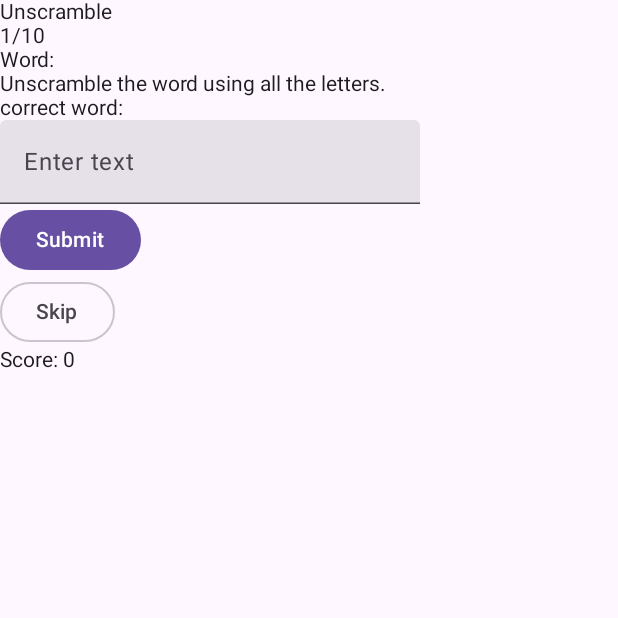
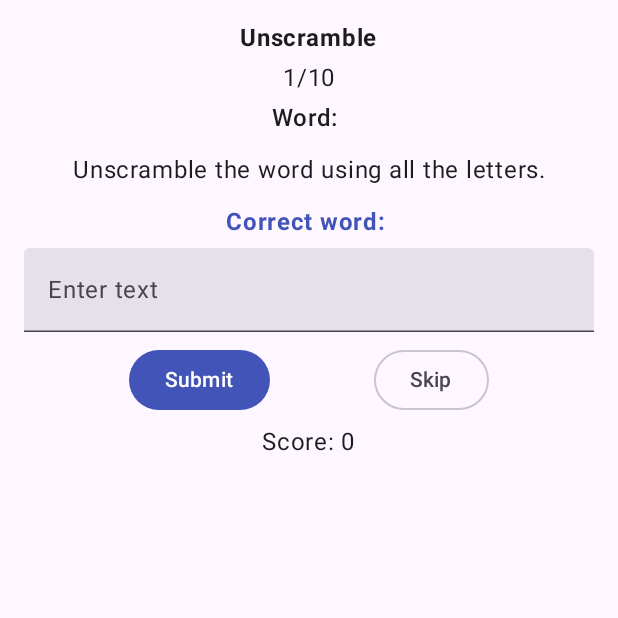
Before and after one commit to gabrielbarth/Unscramble, an Android app built with Jetpack Compose: the composable GameScreen shown on its own in the app's theme, on a phone screen of 412 x 824 dp, the top half of it. Run offline under Robolectric (Android 15) with nearby library versions, the phone set to English and light mode, and no system bars; 7 statements that could not run were skipped.

Commit message:
feat: add styles

```diff
--- a/app/src/main/java/com/example/unscramble/ui/theme/game/GameScreen.kt
+++ b/app/src/main/java/com/example/unscramble/ui/theme/game/GameScreen.kt
@@ -1,37 +1,72 @@
 package com.example.unscramble.ui.theme.game
 
+import androidx.compose.foundation.layout.Arrangement
 import androidx.compose.foundation.layout.Column
+import androidx.compose.foundation.layout.Row
+import androidx.compose.foundation.layout.fillMaxSize
+import androidx.compose.foundation.layout.fillMaxWidth
+import androidx.compose.foundation.layout.padding
 import androidx.compose.material3.Button
+import androidx.compose.material3.ButtonDefaults
 import androidx.compose.material3.OutlinedButton
 import androidx.compose.material3.Text
 import androidx.compose.material3.TextField
 import androidx.compose.runtime.Composable
 import androidx.compose.runtime.collectAsState
 import androidx.compose.runtime.getValue
+import androidx.compose.ui.Alignment
+import androidx.compose.ui.Modifier
 import androidx.compose.ui.graphics.Color
 import androidx.compose.ui.text.TextStyle
 import androidx.compose.ui.text.font.FontWeight
+import androidx.compose.ui.text.style.TextAlign
 import androidx.compose.ui.tooling.preview.Preview
+import androidx.compose.ui.unit.dp
 import androidx.lifecycle.viewmodel.compose.viewModel
-import com.example.unscramble.ui.theme.UnscrambleTheme
+import com.example.unscramble.ui.theme.CustomTheme
 
 @Composable
 fun GameScreen() {
     val gameViewModel: GameViewModel = viewModel()
     val gameUiState by gameViewModel.uiState.collectAsState()
 
-    Column {
+    Column(
+        modifier = Modifier
+            .fillMaxSize()
+            .padding(16.dp),
+        horizontalAlignment = Alignment.CenterHorizontally,
+        verticalArrangement = Arrangement.spacedBy(8.dp)
+    ) {
+        Text(
+            text = "Unscramble",
+            style = CustomTheme.typography.body,
+            fontWeight = FontWeight.Bold
+        )
 
-        Text(text = "Unscramble")
+        Text(
+            text = "${gameUiState.currentWordCount}/${gameUiState.stepsLimit}",
+            style = CustomTheme.typography.body,
+        )
 
-        Text(text = "${gameUiState.currentWordCount}/${gameUiState.stepsLimit}")
+        Text(
+            text = "Word: ${gameUiState.currentScrambleWord}",
+            style = CustomTheme.typography.body,
+            fontWeight = FontWeight.Medium
+        )
 
+        Text(
+            text = "Unscramble the word using all the letters.",
+            style = CustomTheme.typography.body,
+            textAlign = TextAlign.Center,
+            modifier = Modifier.padding(vertical = 8.dp)
+        )
 
-        Text(text = "Word: ${gameUiState.currentScrambleWord}")
-        Text(text = "Unscramble the word using all the letters.")
-
-
-        Text(text = "correct word: ${gameUiState.currentRightWord}")
+        Text(
+            text = "Correct word: ${gameUiState.currentRightWord}",
+            style = CustomTheme.typography.body,
+            fontWeight = FontWeight.Bold,
+            color = CustomTheme.color.primary
+        )
 
         TextField(
             value = gameUiState.inputValue,
@@ -42,34 +77,57 @@ fun GameScreen() {
             textStyle = TextStyle(
                 color = Color.Black,
                 fontWeight = FontWeight.Bold,
+                //background = CustomTheme.color.primary
             ),
+            modifier = Modifier.fillMaxWidth()
         )
 
-        Button(onClick = { gameViewModel.submit() }) {
-            Text(text = "Submit")
+        Row(
+            modifier = Modifier.fillMaxWidth(),
+            horizontalArrangement = Arrangement.SpaceEvenly
+        ) {
+            Button(
+                onClick = { gameViewModel.submit() },
+                colors = ButtonDefaults.buttonColors(CustomTheme.color.primary)
+            ) {
+                Text(text = "Submit")
+            }
+
+            OutlinedButton(onClick = { gameViewModel.skip() }) {
+                Text(text = "Skip")
+            }
         }
 
-        OutlinedButton(onClick = { gameViewModel.skip() }) {
-            Text(text = "Skip")
-        }
+        Text(
+            text = "Score: ${gameUiState.score}",
+            style = CustomTheme.typography.body,
+        )
 
-        Text(text = "Score: ${gameUiState.score}")
-
-        if(gameUiState.isGameFinished) {
-            Text(text = "Congratulations, you made it!")
-            Button(onClick = { gameViewModel.startGame() }) {
+        if (gameUiState.isGameFinished) {
+            Text(
+                text = "Congratulations, you made it!",
+                style = CustomTheme.typography.body,
+                color = CustomTheme.color.primary,
+                fontWeight = FontWeight.Bold,
+                textAlign = TextAlign.Center,
+                modifier = Modifier.padding(vertical = 16.dp)
+            )
+            Button(
+                onClick = { gameViewModel.startGame() },
+                colors = ButtonDefaults.buttonColors(CustomTheme.color.primary)
+            ) {
                 Text(text = "Start again")
             }
         }
+    }
 
-    }
 }
 
 
 @Preview
 @Composable
 private fun GameScreenPreview() {
-    UnscrambleTheme {
+    CustomTheme {
         GameScreen()
     }
 }
```
